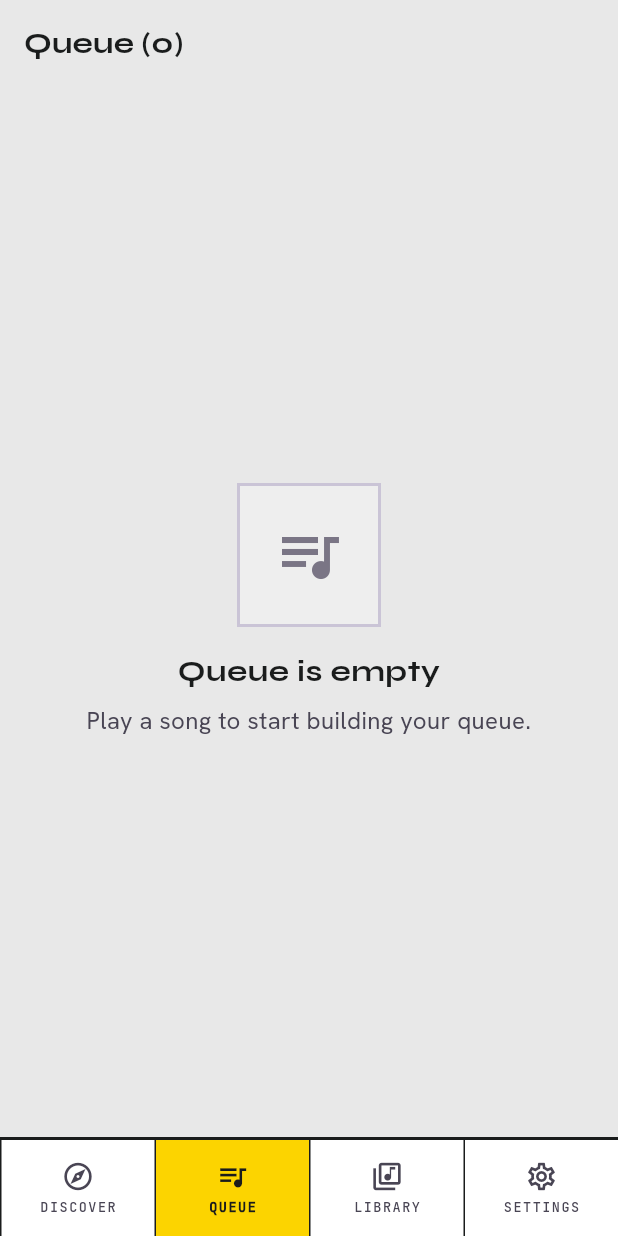
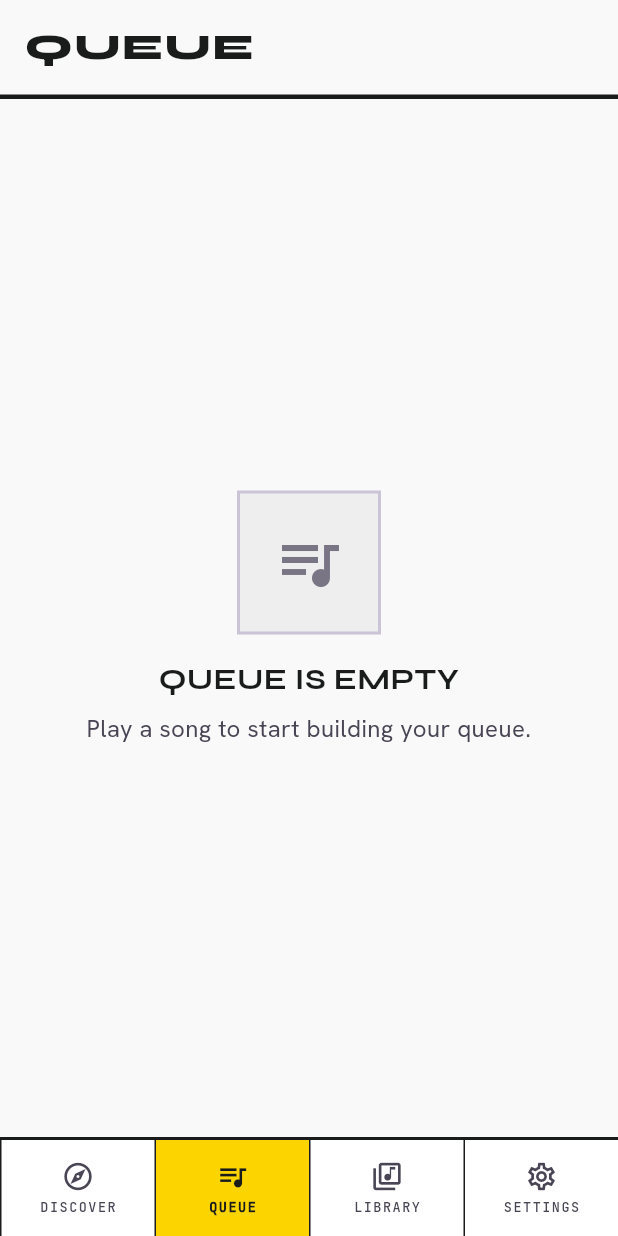
Before and after one commit to mohamedkter/music_player, a Flutter app: the screen it shows after launch, item 2 of the bottom bar chosen, after a tap on "QUEUE", on a phone screen of 412 x 824 dp. Run offline on Flutter 3.47's test engine with Material 3 defaults, Android fonts, the phone set to English and light mode, and no system bars; our stand-ins replace audio_service, bloc, equatable, flutter_bloc, get_it, just_audio and 5 more.

Commit message:
feat: enhance player UI with new loading animation and improved queue management

```diff
--- a/lib/features/player/view/queue_screen.dart
+++ b/lib/features/player/view/queue_screen.dart
@@ -15,57 +15,165 @@ class QueueScreen extends StatelessWidget {
     return BlocBuilder<PlayerBloc, PlayerState>(
       builder: (context, state) {
         return Scaffold(
-          appBar: AppBar(
-            title: Text('Queue (${state.queue.length})',
-                style: AppTextStyles.headlineSm),
-            actions: [
-              if (state.queue.length > 1)
-                TextButton(
-                  onPressed: () => _confirmClear(context),
-                  child: Text(
-                    'Clear All',
-                    style: AppTextStyles.labelMd.copyWith(
-                      color: AppColors.error,
-                    ),
-                  ),
+          backgroundColor: AppColors.surface,
+          body: SafeArea(
+            child: Column(
+              children: [
+                _Header(state: state),
+                Expanded(
+                  child: state.queue.isEmpty
+                      ? const AppEmptyState(
+                          icon: Icons.queue_music_outlined,
+                          title: 'QUEUE IS EMPTY',
+                          message: 'Play a song to start building your queue.',
+                        )
+                      : _QueueList(state: state),
                 ),
-            ],
+              ],
+            ),
           ),
-          body: state.queue.isEmpty
-              ? const AppEmptyState(
-                  icon: Icons.queue_music_outlined,
-                  title: 'Queue is empty',
-                  message: 'Play a song to start building your queue.',
-                )
-              : _QueueList(state: state),
         );
       },
     );
   }
+}
+
+class _Header extends StatelessWidget {
+  const _Header({required this.state});
+
+  final PlayerState state;
 
   void _confirmClear(BuildContext context) {
     showDialog<void>(
       context: context,
-      builder: (_) => AlertDialog(
+      builder: (dialogCtx) => AlertDialog(
         backgroundColor: AppColors.surfaceContainerLowest,
-        shape: const RoundedRectangleBorder(
-          side: BorderSide(color: AppColors.border, width: 2),
+        shape: const Border(
+          top: BorderSide(color: AppColors.border, width: 3),
+          bottom: BorderSide(color: AppColors.border, width: 3),
+          left: BorderSide(color: AppColors.border, width: 3),
+          right: BorderSide(color: AppColors.border, width: 3),
         ),
-        title: const Text('Clear Queue'),
-        content: const Text('This will clear all songs from the queue.'),
+        title: Text(
+          'CLEAR QUEUE',
+          style: AppTextStyles.headlineSm.copyWith(
+            fontWeight: FontWeight.w900,
+            letterSpacing: 1.0,
+          ),
+        ),
+        content: const Text(
+          'This will clear all songs from the queue.',
+          style: AppTextStyles.bodyMd,
+        ),
         actions: [
-          TextButton(
-            onPressed: () => Navigator.pop(context),
-            child: const Text('Cancel'),
+          // Cancel Button (Brutalist White)
+          GestureDetector(
+            onTap: () => Navigator.pop(dialogCtx),
+            child: Container(
+              padding: const EdgeInsets.symmetric(horizontal: 14, vertical: 8),
+              decoration: BoxDecoration(
+                border: Border.all(color: AppColors.border, width: 2),
+                color: Colors.white,
+              ),
+              child: Text(
+                'CANCEL',
+                style: AppTextStyles.labelMd.copyWith(
+                  fontWeight: FontWeight.bold,
+                  color: AppColors.border,
+                ),
+              ),
+            ),
           ),
-          TextButton(
-            onPressed: () {
-              Navigator.pop(context);
+          const SizedBox(width: 8),
+          // Clear Button (Brutalist Red/Error)
+          GestureDetector(
+            onTap: () {
+              Navigator.pop(dialogCtx);
               context.read<PlayerBloc>().add(PlayerQueueCleared());
             },
-            child: Text('Clear',
-                style: TextStyle(color: AppColors.error)),
+            child: Container(
+              padding: const EdgeInsets.symmetric(horizontal: 14, vertical: 8),
+              decoration: BoxDecoration(
+                border: Border.all(color: AppColors.border, width: 2),
+                color: AppColors.error,
+                boxShadow: const [
+                  BoxShadow(
+                    color: AppColors.shadowNeutral,
+                    offset: Offset(2, 2),
+                  ),
+                ],
+              ),
+              child: Text(
+                'CLEAR',
+                style: AppTextStyles.labelMd.copyWith(
+                  fontWeight: FontWeight.bold,
+                  color: Colors.white,
+                ),
+              ),
+            ),
           ),
+        ],
+      ),
+    );
+  }
+
+  @override
+  Widget build(BuildContext context) {
+    final canClear = state.queue.length > 1;
+
+    return Container(
+      padding: const EdgeInsets.fromLTRB(
+        AppSpacing.md,
+        AppSpacing.md,
+        AppSpacing.md,
+        AppSpacing.md,
+      ),
+      decoration: const BoxDecoration(
+        border: Border(
+          bottom: BorderSide(color: AppColors.border, width: 3),
+        ),
+      ),
+      child: Row(
+        children: [
+
+          // Title
+          Expanded(
+            child: Text(
+              'QUEUE',
+              style: AppTextStyles.headlineMd.copyWith(
+                fontWeight: FontWeight.w900,
+                letterSpacing: 1.0,
+              ),
+              maxLines: 1,
+              overflow: TextOverflow.ellipsis,
+            ),
+          ),
+          // Clear all button (Brutalist Gold)
+          if (canClear)
+            GestureDetector(
+              onTap: () => _confirmClear(context),
+              child: Container(
+                padding: const EdgeInsets.symmetric(horizontal: 12, vertical: 8),
+                decoration: BoxDecoration(
+                  color: AppColors.gold,
+                  border: Border.all(color: AppColors.border, width: 2),
+                  boxShadow: const [
+                    BoxShadow(
+                      color: AppColors.shadowNeutral,
+                      offset: Offset(2, 2),
+                    ),
+                  ],
+                ),
+                child: Text(
+                  'CLEAR ALL',
+                  style: AppTextStyles.labelSm.copyWith(
+                    fontWeight: FontWeight.bold,
+                    color: AppColors.border,
+                    letterSpacing: 0.5,
+                  ),
+                ),
+              ),
+            ),
         ],
       ),
     );
@@ -117,10 +225,11 @@ class _QueueList extends StatelessWidget {
             trailing: Row(
               mainAxisSize: MainAxisSize.min,
               children: [
-                Text(
-                  _formatDuration(song.duration),
-                  style: AppTextStyles.labelSm,
-                ),
+                if (!isCurrent)
+                  Text(
+                    _formatDuration(song.duration),
+                    style: AppTextStyles.labelSm,
+                  ),
                 if (!isCurrent) ...[
                   AppSpacing.hGap(AppSpacing.sm),
                   ReorderableDragStartListener(
--- a/lib/features/settings/view/settings_screen.dart
+++ b/lib/features/settings/view/settings_screen.dart
@@ -45,9 +45,9 @@ class _SettingsView extends StatelessWidget {
                       children: [
                         Text(
                           'SETTINGS',
-                          style: AppTextStyles.displayLgMobile.copyWith(
-                            fontSize: 32,
-                            letterSpacing: 2.0,
+                          style: AppTextStyles.headlineMd.copyWith(
+                            fontWeight: FontWeight.w900,
+                            letterSpacing: 1.0,
                           ),
                         ),
                         Container(
--- a/lib/features/songs/bloc/songs_bloc.dart
+++ b/lib/features/songs/bloc/songs_bloc.dart
@@ -37,8 +37,12 @@ class SongsBloc extends Bloc<SongsEvent, SongsState> {
         emit(SongsError(failure.message));
       },
       (songs) {
-        final sorted = _sort(songs, SongSortOption.titleAsc);
-        emit(SongsLoaded(songs: sorted, allSongs: songs));
+        final sorted = _sort(songs, SongSortOption.dateNewest);
+        emit(SongsLoaded(
+          songs: sorted,
+          allSongs: songs,
+          sort: SongSortOption.dateNewest,
+        ));
       },
     );
   }
--- a/lib/features/songs/bloc/songs_state.dart
+++ b/lib/features/songs/bloc/songs_state.dart
@@ -26,7 +26,7 @@ final class SongsLoaded extends SongsState {
     required this.songs,
     required this.allSongs,
     this.searchQuery = '',
-    this.sort = SongSortOption.titleAsc,
+    this.sort = SongSortOption.dateNewest,
   });
 
   final List<SongModel> songs;       // Filtered + sorted — shown in UI
--- a/lib/features/songs/view/songs_screen.dart
+++ b/lib/features/songs/view/songs_screen.dart
@@ -32,7 +32,7 @@ class _SongsView extends StatelessWidget {
   @override
   Widget build(BuildContext context) {
     return Scaffold(
-      backgroundColor: Theme.of(context).scaffoldBackgroundColor,
+      backgroundColor: AppColors.surface,
       body: SafeArea(
         child: Column(
           children: [
@@ -53,12 +53,11 @@ class _Header extends StatelessWidget {
         AppSpacing.md,
         AppSpacing.md,
         AppSpacing.md,
-        AppSpacing.sm,
+        AppSpacing.md,
       ),
-      decoration: BoxDecoration(
-        color: Theme.of(context).scaffoldBackgroundColor,
-        border: const Border(
-          bottom: BorderSide(color: AppColors.outlineVariant, width: 2),
+      decoration: const BoxDecoration(
+        border: Border(
+          bottom: BorderSide(color: AppColors.border, width: 3),
         ),
       ),
       child: Column(
@@ -67,28 +66,53 @@ class _Header extends StatelessWidget {
           Row(
             mainAxisAlignment: MainAxisAlignment.spaceBetween,
             children: [
-              Text('Songs', style: AppTextStyles.headlineMd),
+              Text(
+                'SONGS',
+                style: AppTextStyles.headlineMd.copyWith(
+                  fontWeight: FontWeight.w900,
+                  letterSpacing: 1.0,
+                ),
+              ),
               BlocBuilder<SongsBloc, SongsState>(
                 builder: (ctx, state) {
                   return GestureDetector(
                     onTap: () => _showSortSheet(ctx),
+                    child: Container(
+                      padding: const EdgeInsets.symmetric(horizontal: 12, vertical: 8),
+                      decoration: BoxDecoration(
+                        color: AppColors.gold,
+                        border: Border.all(color: AppColors.border, width: 2),
+                        boxShadow: const [
+                          BoxShadow(
+                            color: AppColors.shadowNeutral,
+                            offset: Offset(2, 2),
+                          ),
+                        ],
+                      ),
                       child: Row(
                         children: [
                           const Icon(
                             Icons.sort,
-                          size: 18,
-                          color: AppColors.onSurfaceVariant,
+                            size: 16,
+                            color: AppColors.border,
                           ),
                           AppSpacing.hGap(AppSpacing.xs),
-                        Text('Sort', style: AppTextStyles.labelMd),
+                          Text(
+                            'SORT',
+                            style: AppTextStyles.labelSm.copyWith(
+                              fontWeight: FontWeight.bold,
+                              color: AppColors.border,
+                            ),
+                          ),
                         ],
+                      ),
                     ),
                   );
                 },
               ),
             ],
           ),
-          AppSpacing.vGap(AppSpacing.sm),
+          AppSpacing.vGap(AppSpacing.md),
           AppSearchBar(
             hintText: 'Search songs...',
             onChanged: (q) =>
@@ -105,7 +129,7 @@ class _Header extends StatelessWidget {
     final bloc = context.read<SongsBloc>();
     final current = bloc.state is SongsLoaded
         ? (bloc.state as SongsLoaded).sort
-        : SongSortOption.titleAsc;
+        : SongSortOption.dateNewest;
 
     showModalBottomSheet<void>(
       context: context,
@@ -219,10 +243,19 @@ class _SongsList extends StatelessWidget {
   }
 
   void _showSongOptions(BuildContext context, dynamic song) {
+    final songsBloc = context.read<SongsBloc>();
+    final playerBloc = context.read<PlayerBloc>();
+
     showModalBottomSheet<void>(
       context: context,
       backgroundColor: Colors.transparent,
-      builder: (_) => _SongOptionsSheet(song: song),
+      builder: (_) => MultiBlocProvider(
+        providers: [
+          BlocProvider.value(value: songsBloc),
+          BlocProvider.value(value: playerBloc),
+        ],
+        child: _SongOptionsSheet(song: song),
+      ),
     );
   }
 }
--- a/lib/ui/components/feedback/app_loading.dart
+++ b/lib/ui/components/feedback/app_loading.dart
@@ -1,4 +1,5 @@
 import 'package:flutter/material.dart';
+import 'package:lottie/lottie.dart';
 import '../../../core/theme/app_colors.dart';
 import '../../../core/theme/app_text_styles.dart';
 import '../../../core/theme/app_spacing.dart';
@@ -15,16 +16,16 @@ class AppLoadingWidget extends StatelessWidget {
       child: Column(
         mainAxisSize: MainAxisSize.min,
         children: [
-          const SizedBox(
-            width: 32,
-            height: 32,
-            child: CircularProgressIndicator(
-              strokeWidth: 3,
-              color: AppColors.primary,
+          SizedBox(
+            width: 200,
+            height: 200,
+            child: Lottie.asset(
+              'assets/animations/LOADING.json',
+              fit: BoxFit.contain,
             ),
           ),
           if (message != null) ...[
-            AppSpacing.vGap(AppSpacing.md),
+            AppSpacing.vGap(AppSpacing.sm),
             Text(
               message!,
               style: AppTextStyles.labelMd,
```
Also changed, not shown: assets/animations/LOADING.json (added, +1 -0 lines), lib/features/player/view/now_playing_screen.dart (+11 -5 lines). Lines whose indentation alone changed are shown as unchanged.
